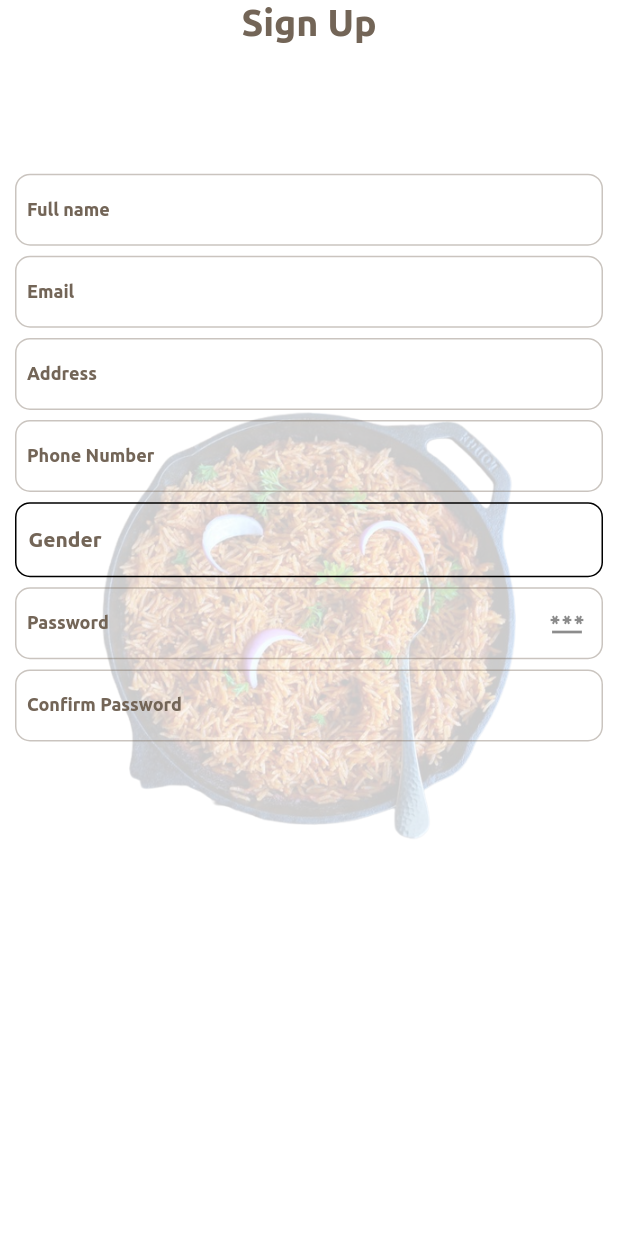
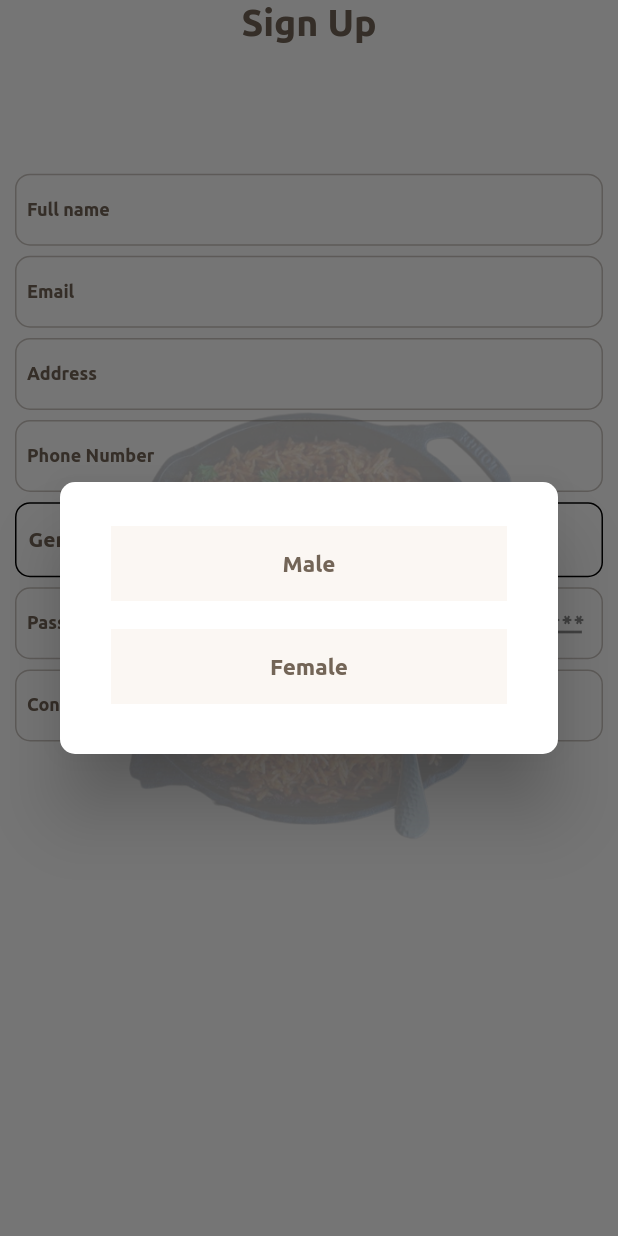
Before and after one commit to Ambrosekol/toms_palace, a Flutter app: the SignUp screen opened directly, after a tap on "Gender", on a phone screen of 412 x 824 dp. Run offline on Flutter 3.47's test engine with Material 2 defaults, Android fonts, the phone set to English and light mode, and no system bars; project files that could hold a hidden picture were left out.

Commit message:
Gender option added

```diff
--- a/lib/ui/signup.dart
+++ b/lib/ui/signup.dart
@@ -15,9 +15,10 @@ class _SignUpState extends State<SignUp> {
   TextEditingController passwordConfirmation = TextEditingController();
   TextEditingController addressController = TextEditingController();
   TextEditingController phoneController = TextEditingController();
-  TextEditingController genderController = TextEditingController();
+  String gender = 'Gender';
   //
   bool obscurePwd = false;
+
   //
   void viewPassword() {
     if (obscurePwd) {
@@ -98,7 +99,7 @@ class _SignUpState extends State<SignUp> {
                         //   style: Theme.of(context).textTheme.bodySmall,
                         // ),
                         InkWell(
-                          onTap: () => null,
+                          onTap: () => genderSelector(),
                           child: Container(
                             height: 50.0,
                             width: size.width,
@@ -111,7 +112,7 @@ class _SignUpState extends State<SignUp> {
                               child: Align(
                                 alignment: Alignment.centerLeft,
                                 child: Text(
-                                  'Gender',
+                                  gender,
                                   style: Theme.of(context).textTheme.bodyMedium,
                                 ),
                               ),
@@ -151,4 +152,72 @@ class _SignUpState extends State<SignUp> {
       ),
     );
   }
+
+  Future genderSelector() {
+    return showDialog(
+        context: context,
+        builder: (context) {
+          return AlertDialog(
+            backgroundColor: Colors.white,
+            elevation: 20.0,
+            shape: RoundedRectangleBorder(
+              borderRadius: BorderRadius.circular(10.0),
+            ),
+            content: SizedBox(
+              height: MediaQuery.of(context).size.height / 6,
+              child: Column(
+                mainAxisAlignment: MainAxisAlignment.spaceAround,
+                children: [
+                  GestureDetector(
+                    onTap: (() {
+                      setState(() {
+                        gender = 'Male';
+                      });
+                      Navigator.pop(context);
+                    }),
+                    child: Container(
+                      alignment: Alignment.center,
+                      color: Theme.of(context).colorScheme.surface,
+                      height: 50.0,
+                      margin: const EdgeInsets.symmetric(horizontal: 10.0),
+                      padding: const EdgeInsets.all(8.0),
+                      width: MediaQuery.of(context).size.width,
+                      child: Text(
+                        'Male',
+                        style: Theme.of(context)
+                            .textTheme
+                            .bodyMedium!
+                            .copyWith(fontSize: 15.0),
+                      ),
+                    ),
+                  ),
+                  GestureDetector(
+                    onTap: (() {
+                      setState(() {
+                        gender = 'Female';
+                      });
+                      Navigator.pop(context);
+                    }),
+                    child: Container(
+                      alignment: Alignment.center,
+                      color: Theme.of(context).colorScheme.surface,
+                      height: 50.0,
+                      margin: const EdgeInsets.symmetric(horizontal: 10.0),
+                      padding: const EdgeInsets.all(8.0),
+                      width: MediaQuery.of(context).size.width,
+                      child: Text(
+                        'Female',
+                        style: Theme.of(context)
+                            .textTheme
+                            .bodyMedium!
+                            .copyWith(fontSize: 15.0),
+                      ),
+                    ),
+                  ),
+                ],
+              ),
+            ),
+          );
+        });
+  }
 }
```
